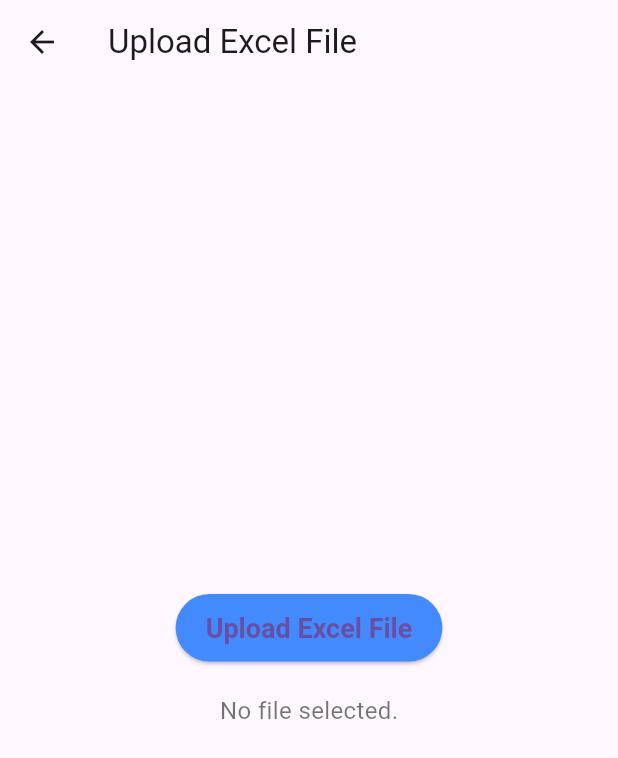
After one commit to SRHridoy/HSTU_ATTENDANCE_TRACKER, a Flutter app: the AddExcelFileScreen screen opened directly, after a tap on "Upload Excel File", on a phone screen of 412 x 824 dp. The commit adds this screen. Shown: the top 758 px of the screen. Run offline on Flutter 3.47's test engine with Material 3 defaults, Android fonts, the light colour scheme and no system bars; our stand-ins replace file_picker, flutter_slidable, gap, loading_animation_widget, local_auth, sqflite and 1 more; missing offline and left inert: excel; accounts and stored records are empty.

Commit message:
Add Supabase integration and Excel file handling features

```diff
--- /dev/null
+++ b/lib/screens/add_excel_screen.dart
@@ -0,0 +1,89 @@
+import 'package:flutter/foundation.dart';
+import 'package:flutter/material.dart';
+import 'package:hstu_attendance_tracker/services/caching/supabase_to_sqflite.dart';
+import 'package:hstu_attendance_tracker/services/db_services/students_db_helper.dart';
+import 'package:hstu_attendance_tracker/services/excel_services/excel_reader.dart';
+import 'package:hstu_attendance_tracker/services/excel_services/excle_service.dart';
+import 'package:hstu_attendance_tracker/services/supabase/supabase_services.dart';
+
+class AddExcelFileScreen extends StatefulWidget {
+  const AddExcelFileScreen({super.key});
+
+  @override
+  State<AddExcelFileScreen> createState() => _AddExcelFileScreenState();
+}
+
+class _AddExcelFileScreenState extends State<AddExcelFileScreen> {
+  String statusMessage = "Select a file to upload"; // Initial status message
+  List<Map<String, dynamic>> studentList = [];
+
+  Future<void> handleFileUpload() async {
+    String? filePath = await FilePickerService.pickExcelFile();
+
+    if (filePath != null) {
+      setState(() => statusMessage = "Reading file...");
+
+      List<Map<String, dynamic>> excelData =
+          await ExcelReaderService.readExcelData(filePath);
+
+      setState(() => statusMessage = "Uploading data...");
+      await SupabaseService.uploadDataToSupabase(excelData);
+
+      setState(() => statusMessage = "Upload complete!");
+      await fetchStudentData(); // ✅ Ensure it completes
+    } else {
+      setState(() => statusMessage = "No file selected.");
+    }
+  }
+
+  Future<void> fetchStudentData() async {
+    setState(() => statusMessage = "Refreshing student data...");
+
+    Caching caching = Caching();
+    await caching.saveStudentsToLocalDatabase(
+        "CSE210", "CSE", "2021"); // ✅ Added `await`
+
+    final dbHelper = DatabaseHelper();
+    studentList = await dbHelper.fetchLocalStudents("CSE210");
+
+    setState(() => statusMessage = "Student data refreshed!");
+
+    for (var student in studentList) {
+      if (kDebugMode) {
+        print(student);
+      }
+    }
+  }
+
+  Future<void> createExcelFile(List<Map<String, dynamic>> studentList) async {
+    // Implement the logic to create an Excel file from the studentList
+  }
+
+  @override
+  Widget build(BuildContext context) {
+    return Scaffold(
+      appBar: AppBar(title: Text("Upload Excel File")),
+      body: Center(
+        child: Column(
+          mainAxisAlignment: MainAxisAlignment.center,
+          children: [
+            ElevatedButton(
+              onPressed: handleFileUpload,
+              style: ElevatedButton.styleFrom(
+                backgroundColor: Colors.blueAccent,
+                padding: EdgeInsets.symmetric(horizontal: 20, vertical: 12),
+                textStyle: TextStyle(fontSize: 18, fontWeight: FontWeight.bold),
+              ),
+              child: Text("Upload Excel File"),
+            ),
+            SizedBox(height: 20),
+            Text(
+              statusMessage,
+              style: TextStyle(fontSize: 16, color: Colors.black54),
+            ),
+          ],
+        ),
+      ),
+    );
+  }
+}
--- a/lib/screens/splash_screen.dart
+++ b/lib/screens/splash_screen.dart
@@ -1,6 +1,5 @@
 import 'package:flutter/material.dart';
 import 'package:gap/gap.dart';
-import 'package:hstu_attendance_tracker/screens/home_screen.dart';
 import 'package:hstu_attendance_tracker/utils/custom_colors.dart';
 import 'package:loading_animation_widget/loading_animation_widget.dart';
 
@@ -22,7 +21,6 @@ class _SplashScreenState extends State<SplashScreen> {
 
   @override
   Widget build(BuildContext context) {
-    final size = MediaQuery.of(context).size;
     return Scaffold(
       backgroundColor: CustomColors.primaryColor,
       body: Center(
--- /dev/null
+++ b/lib/services/excel_services/excel_reader.dart
@@ -0,0 +1,28 @@
+import 'dart:io';
+import 'package:excel/excel.dart';
+
+class ExcelReaderService {
+  static Future<List<Map<String, dynamic>>> readExcelData(
+      String filePath) async {
+    var bytes = File(filePath).readAsBytesSync();
+    var excel = Excel.decodeBytes(bytes);
+
+    List<Map<String, dynamic>> dataList = [];
+    for (var table in excel.tables.keys) {
+      for (var row in excel.tables[table]!.rows.skip(1)) {
+        // Skip headers
+        if (row[0] == null || row[1] == null || row[2] == null || row[3] == null) {
+          continue; // Skip empty rows
+        }
+
+        dataList.add({
+          "student_id": row[0]?.value?.toString(),
+          "name": row[1]?.value?.toString(),
+          "dept": row[2]?.value?.toString(),
+          "session": row[3]?.value?.toString(),
+        });
+      }
+    }
+    return dataList;
+  }
+}
--- /dev/null
+++ b/lib/services/excel_services/excle_service.dart
@@ -0,0 +1,12 @@
+import 'package:file_picker/file_picker.dart';
+
+class FilePickerService {
+  static Future<String?> pickExcelFile() async {
+    FilePickerResult? result = await FilePicker.platform.pickFiles(
+      type: FileType.custom,
+      allowedExtensions: ['xlsx'],
+    );
+
+    return result?.files.single.path; // Return file path
+  }
+}
--- /dev/null
+++ b/lib/utils/supabase_const.dart
@@ -0,0 +1,3 @@
+final String uRL = "https://ndjhyzeeirihdqfkyzqc.supabase.co";
+final String anomKEY = "eyJhbGciOiJIUzI1NiIsInR5cCI6IkpXVCJ9.eyJpc3MiOiJzdXBhYmFzZSIsInJlZiI6Im5kamh5emVlaXJpaGRxZmt5enFjIiwicm9sZSI6ImFub24iLCJpYXQiOjE3MzkxOTQ2MDMsImV4cCI6MjA1NDc3MDYwM30.XU5JvEd4X4loTEehvQSuLmtKY1wC8pVd-9TTDzfscyE";
+final String realKEY = "";
--- a/pubspec.yaml
+++ b/pubspec.yaml
@@ -41,6 +41,9 @@ dependencies:
   path_provider: ^2.1.5
   path: ^1.9.0
   flutter_slidable: ^4.0.0
+  supabase_flutter: ^2.8.4
+  file_picker: ^9.0.1
+  excel: ^4.0.6
 
 
 dev_dependencies:
```
Also changed, not shown: lib/main.dart (+8 -2 lines), lib/screens/attendance_screen.dart (added, +76 -0 lines), lib/screens/home_screen.dart (+40 -16 lines), lib/services/caching/supabase_to_sqflite.dart (added, +34 -0 lines), lib/services/db_services/students_db_helper.dart (added, +109 -0 lines), lib/services/supabase/supabase_services.dart (added, +76 -0 lines), lib/utils/popup_menu.dart (+35 -20 lines), pubspec.lock, 2 other files.
